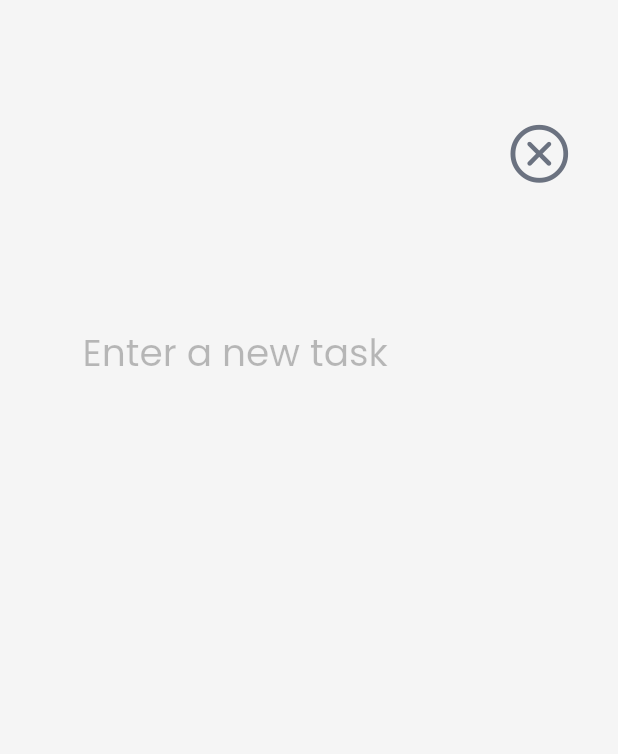
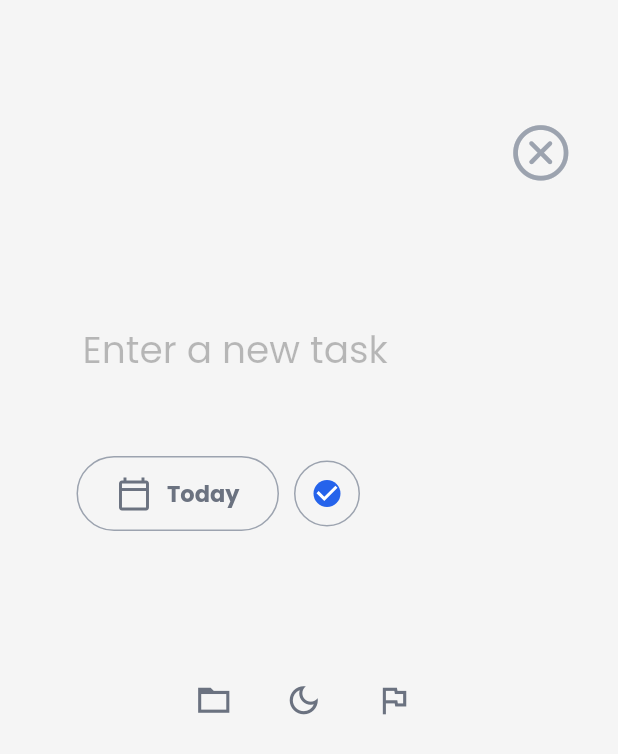
Before and after one commit to Adiii1436/DevTools, a Flutter app: the AddTask screen opened directly, on a phone screen of 412 x 824 dp. Shown: the top 754 px of the screen. Run offline on Flutter 3.47's test engine with Material 2 defaults, Android fonts, the phone set to English and light mode, and no system bars; our stand-ins replace cloud_firestore, firebase_core, google_fonts, velocity_x; missing offline and left inert: cloud_firestore_web, firebase_analytics_web, firebase_auth_web, firebase_core_web, firebase_database_web, staggered_grid_view_flutter; accounts and stored records are empty.

Commit message:
added select date feature

```diff
--- a/lib/Pages/todo_list_page.dart/add_task.dart
+++ b/lib/Pages/todo_list_page.dart/add_task.dart
@@ -1,11 +1,21 @@
 import 'package:flutter/cupertino.dart';
 import 'package:flutter/material.dart';
+import 'package:intl/intl.dart';
 import 'package:velocity_x/velocity_x.dart';
 
 import '../../widgets/themes.dart';
 
-class AddTask extends StatelessWidget {
+class AddTask extends StatefulWidget {
   const AddTask({Key? key}) : super(key: key);
+
+  @override
+  State<AddTask> createState() => _AddTaskState();
+}
+
+class _AddTaskState extends State<AddTask> {
+  late DateTime? myDateTime;
+  String date = '';
+  String todayDate = DateFormat('dd-MM-yy').format(DateTime.now());
 
   @override
   Widget build(BuildContext context) {
@@ -21,8 +31,8 @@ class AddTask extends StatelessWidget {
             alignment: Alignment.centerRight,
             child: const Icon(
               CupertinoIcons.xmark_circle,
-              size: 45,
-              color: Vx.gray500,
+              size: 43,
+              color: Vx.gray400,
             )),
         const SizedBox(
           height: 50,
@@ -42,6 +52,97 @@ class AddTask extends StatelessWidget {
                   color: Colors.black26,
                 ),
               )),
+        ),
+        const SizedBox(
+          height: 40,
+        ),
+        Container(
+          padding: const EdgeInsets.only(left: 51),
+          child: Row(
+            children: [
+              InkWell(
+                borderRadius: BorderRadius.circular(25),
+                onTap: () async {
+                  myDateTime = await showDatePicker(
+                      context: context,
+                      initialDate: DateTime.now(),
+                      firstDate: DateTime(2010),
+                      lastDate: DateTime(2025));
+
+                  setState(() {
+                    date = DateFormat('dd-MM-yy').format(myDateTime!);
+                  });
+                },
+                child: Container(
+                  width: 135,
+                  height: 50,
+                  decoration: BoxDecoration(
+                      border: Border.all(color: Vx.gray400),
+                      borderRadius: BorderRadius.circular(25)),
+                  child: Row(
+                      mainAxisAlignment: MainAxisAlignment.center,
+                      children: [
+                        const Icon(
+                          Icons.calendar_today_outlined,
+                          color: Vx.gray500,
+                        ),
+                        const SizedBox(
+                          width: 10,
+                        ),
+                        Text(
+                          date == '' || date == todayDate ? 'Today' : date,
+                          style: const TextStyle(
+                              fontSize: 15,
+                              color: Vx.gray500,
+                              fontWeight: FontWeight.bold),
+                        )
+                      ]),
+                ),
+              ),
+              const SizedBox(
+                width: 10,
+              ),
+              Container(
+                width: 44,
+                height: 48,
+                decoration: BoxDecoration(
+                    border: Border.all(color: Vx.gray400),
+                    shape: BoxShape.circle),
+                child: Checkbox(
+                  checkColor: Colors.white,
+                  fillColor: MaterialStateProperty.all(Vx.blue600),
+                  value: true,
+                  shape: const CircleBorder(),
+                  onChanged: (bool? value) {},
+                ),
+              )
+            ],
+          ),
+        ),
+        const SizedBox(height: 100),
+        Container(
+          margin: const EdgeInsets.only(left: 130),
+          child: Row(
+            children: const [
+              Icon(Icons.folder_open_sharp, size: 25, color: Vx.gray500),
+              SizedBox(
+                width: 35,
+              ),
+              Icon(
+                Icons.dark_mode_outlined,
+                size: 25,
+                color: Vx.gray500,
+              ),
+              SizedBox(
+                width: 35,
+              ),
+              Icon(
+                Icons.flag_outlined,
+                size: 25,
+                color: Vx.gray500,
+              )
+            ],
+          ),
         )
       ])),
     );
```
Also changed, not shown: assets/Images/devtools.jpg (added).
